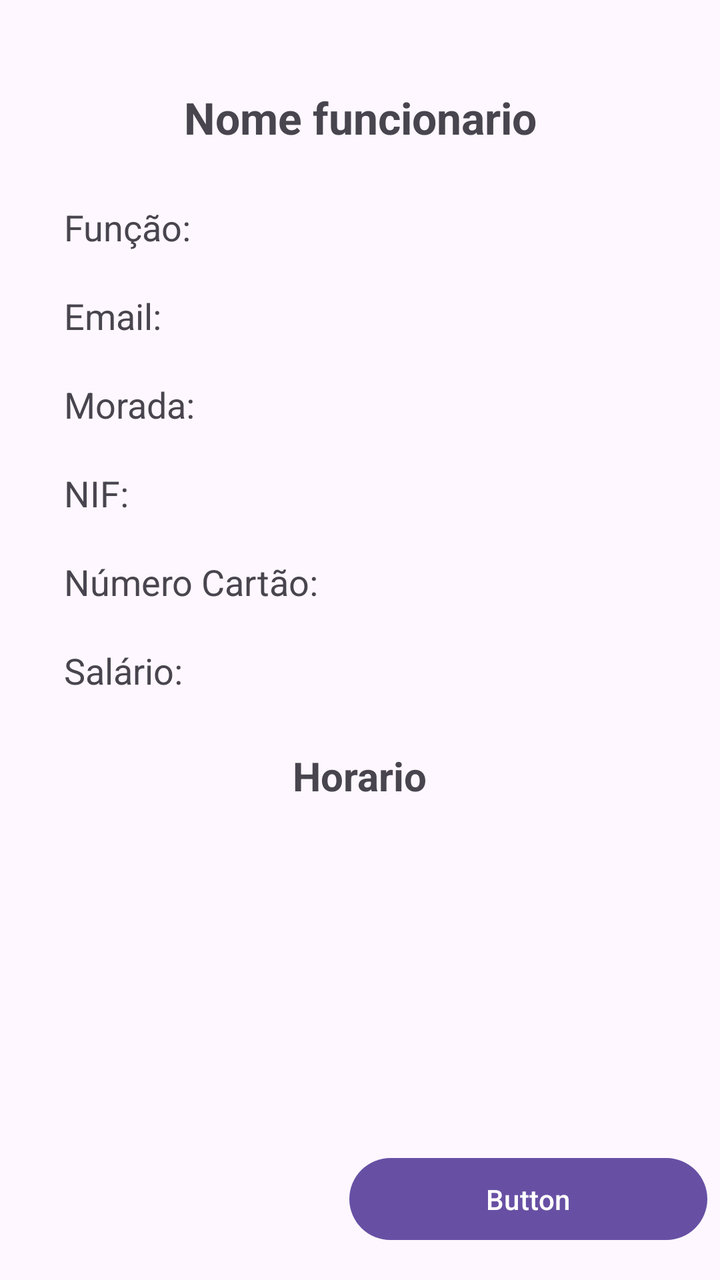
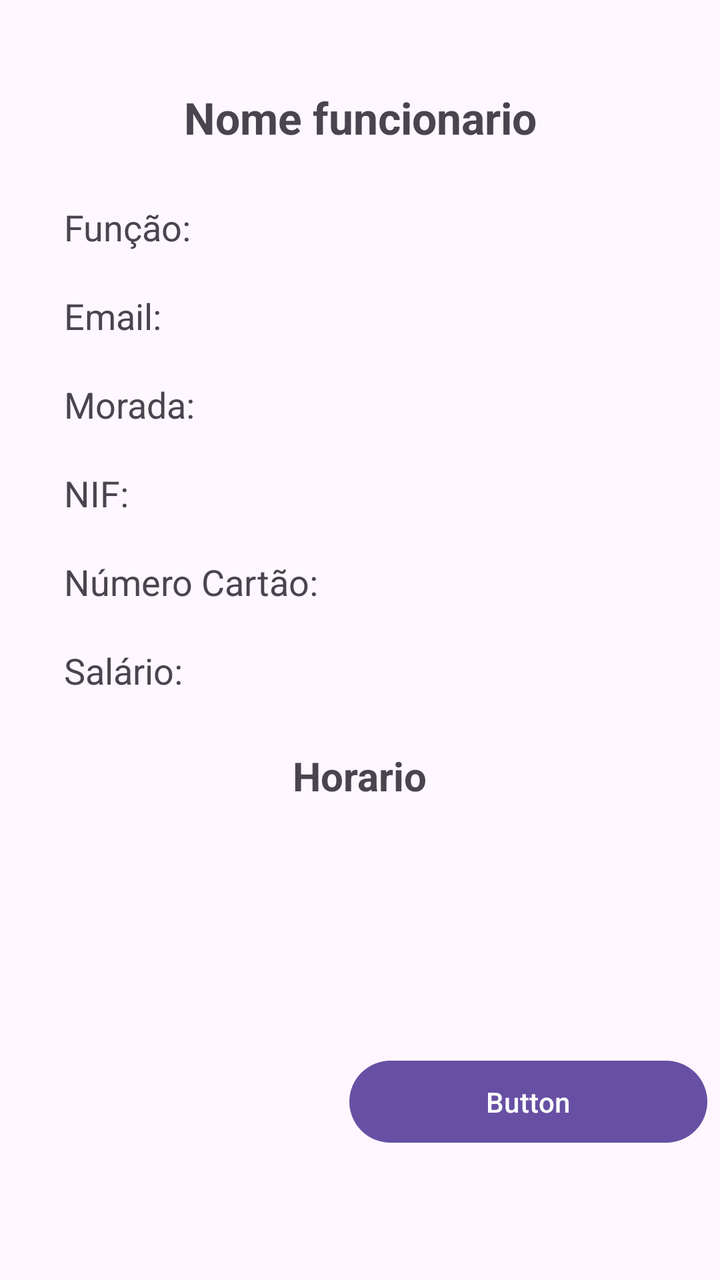

The first picture is an Android layout as it rendered before a commit; the second is the same layout after the commit. The layout source and the unified diff follow.
<!-- AndroidManifest.xml: application theme Theme.ProjectDroid_1220893_1241190 -->
<!-- res/layout/activity_detalhes_funcionario.xml -->
<?xml version="1.0" encoding="utf-8"?>
<androidx.constraintlayout.widget.ConstraintLayout xmlns:android="http://schemas.android.com/apk/res/android"
    xmlns:app="http://schemas.android.com/apk/res-auto"
    xmlns:tools="http://schemas.android.com/tools"
    android:id="@+id/main"
    android:layout_width="match_parent"
    android:layout_height="match_parent"
    tools:context=".ui.DetalhesFuncionario">

    <TextView
        android:id="@+id/nomeFuncionario"
        android:layout_width="0dp"
        android:layout_height="wrap_content"
        android:layout_marginStart="32dp"
        android:layout_marginTop="44dp"
        android:layout_marginEnd="32dp"
        android:gravity="center"
        android:text="Nome funcionario"
        android:textSize="22sp"
        android:textStyle="bold"
        app:layout_constraintEnd_toEndOf="parent"
        app:layout_constraintStart_toStartOf="parent"
        app:layout_constraintTop_toTopOf="parent" />

    <TextView
        android:id="@+id/funcaoFuncionario"
        android:layout_width="0dp"
        android:layout_height="wrap_content"
        android:layout_marginStart="32dp"
        android:layout_marginTop="28dp"
        android:layout_marginEnd="32dp"
        android:text="Função:"
        android:textSize="18sp"
        app:layout_constraintEnd_toEndOf="parent"
        app:layout_constraintStart_toStartOf="parent"
        app:layout_constraintTop_toBottomOf="@+id/nomeFuncionario" />

    <TextView
        android:id="@+id/emailFuncionario"
        android:layout_width="0dp"
        android:layout_height="wrap_content"
        android:layout_marginStart="32dp"
        android:layout_marginTop="20dp"
        android:layout_marginEnd="32dp"
        android:text="Email:"
        android:textSize="18sp"
        app:layout_constraintEnd_toEndOf="parent"
        app:layout_constraintStart_toStartOf="parent"
        app:layout_constraintTop_toBottomOf="@+id/funcaoFuncionario" />

    <TextView
        android:id="@+id/moradaFuncionario"
        android:layout_width="0dp"
        android:layout_height="wrap_content"
        android:layout_marginStart="32dp"
        android:layout_marginTop="20dp"
        android:layout_marginEnd="32dp"
        android:text="Morada:"
        android:textSize="18sp"
        app:layout_constraintEnd_toEndOf="parent"
        app:layout_constraintStart_toStartOf="parent"
        app:layout_constraintTop_toBottomOf="@+id/emailFuncionario" />

    <TextView
        android:id="@+id/nifFuncionario"
        android:layout_width="0dp"
        android:layout_height="wrap_content"
        android:layout_marginStart="32dp"
        android:layout_marginTop="20dp"
        android:layout_marginEnd="32dp"
        android:text="NIF:"
        android:textSize="18sp"
        app:layout_constraintEnd_toEndOf="parent"
        app:layout_constraintStart_toStartOf="parent"
        app:layout_constraintTop_toBottomOf="@+id/moradaFuncionario" />

    <TextView
        android:id="@+id/nCartaoFuncionario"
        android:layout_width="0dp"
        android:layout_height="wrap_content"
        android:layout_marginStart="32dp"
        android:layout_marginTop="20dp"
        android:layout_marginEnd="32dp"
        android:text="Número Cartão:"
        android:textSize="18sp"
        app:layout_constraintEnd_toEndOf="parent"
        app:layout_constraintStart_toStartOf="parent"
        app:layout_constraintTop_toBottomOf="@+id/nifFuncionario" />

    <TextView
        android:id="@+id/salarioFuncionario"
        android:layout_width="0dp"
        android:layout_height="wrap_content"
        android:layout_marginStart="32dp"
        android:layout_marginTop="20dp"
        android:layout_marginEnd="32dp"
        android:text="Salário:"
        android:textSize="18sp"
        app:layout_constraintEnd_toEndOf="parent"
        app:layout_constraintStart_toStartOf="parent"
        app:layout_constraintTop_toBottomOf="@+id/nCartaoFuncionario" />

    <androidx.recyclerview.widget.RecyclerView
        android:id="@+id/rvDetalhesHorarioFunc"
        android:layout_width="413dp"
        android:layout_height="wrap_content"
        android:layout_marginTop="21dp"
        app:layout_constraintEnd_toEndOf="parent"
        app:layout_constraintStart_toStartOf="parent"
        app:layout_constraintTop_toBottomOf="@+id/textView3" />

    <Button
        android:id="@+id/buttonGoGo"
        android:layout_width="179dp"
        android:layout_height="49dp"
        android:layout_marginStart="200dp"
        android:layout_marginEnd="32dp"
        android:layout_marginBottom="16dp"
        android:text="Button"
        app:layout_constraintBottom_toBottomOf="parent"
        app:layout_constraintEnd_toEndOf="parent"
        app:layout_constraintStart_toStartOf="parent" />

    <TextView
        android:id="@+id/textView3"
        android:layout_width="wrap_content"
        android:layout_height="wrap_content"
        android:layout_marginTop="27dp"
        android:text="Horario"
        android:textSize="20sp"
        android:textStyle="bold"
        app:layout_constraintEnd_toEndOf="parent"
        app:layout_constraintStart_toStartOf="parent"
        app:layout_constraintTop_toBottomOf="@+id/salarioFuncionario" />
</androidx.constraintlayout.widget.ConstraintLayout>
<!-- resources referenced by this layout -->
<resources>
  <style name="Theme.ProjectDroid_1220893_1241190" parent="Base.Theme.ProjectDroid_1220893_1241190" />
  <style name="Base.Theme.ProjectDroid_1220893_1241190" parent="Theme.Material3.DayNight.NoActionBar">
          
          
      </style>
</resources>

<!-- the commit's change to res/layout/activity_detalhes_funcionario.xml (unified diff, before → after) -->
@@ -104,22 +104,26 @@
         android:id="@+id/rvDetalhesHorarioFunc"
         android:layout_width="413dp"
         android:layout_height="wrap_content"
-        android:layout_marginTop="21dp"
+        android:layout_marginTop="12dp"
+        app:layout_constraintBottom_toTopOf="@+id/buttonGoGo"
         app:layout_constraintEnd_toEndOf="parent"
         app:layout_constraintStart_toStartOf="parent"
-        app:layout_constraintTop_toBottomOf="@+id/textView3" />
+        app:layout_constraintTop_toBottomOf="@+id/textView3"
+        app:layout_constraintVertical_bias="0.1" />
 
     <Button
         android:id="@+id/buttonGoGo"
         android:layout_width="179dp"
         android:layout_height="49dp"
         android:layout_marginStart="200dp"
+        android:layout_marginTop="8dp"
         android:layout_marginEnd="32dp"
-        android:layout_marginBottom="16dp"
+        android:layout_marginBottom="12dp"
         android:text="Button"
         app:layout_constraintBottom_toBottomOf="parent"
         app:layout_constraintEnd_toEndOf="parent"
-        app:layout_constraintStart_toStartOf="parent" />
+        app:layout_constraintStart_toStartOf="parent"
+        app:layout_constraintTop_toBottomOf="@+id/rvDetalhesHorarioFunc" />
 
     <TextView
         android:id="@+id/textView3"
